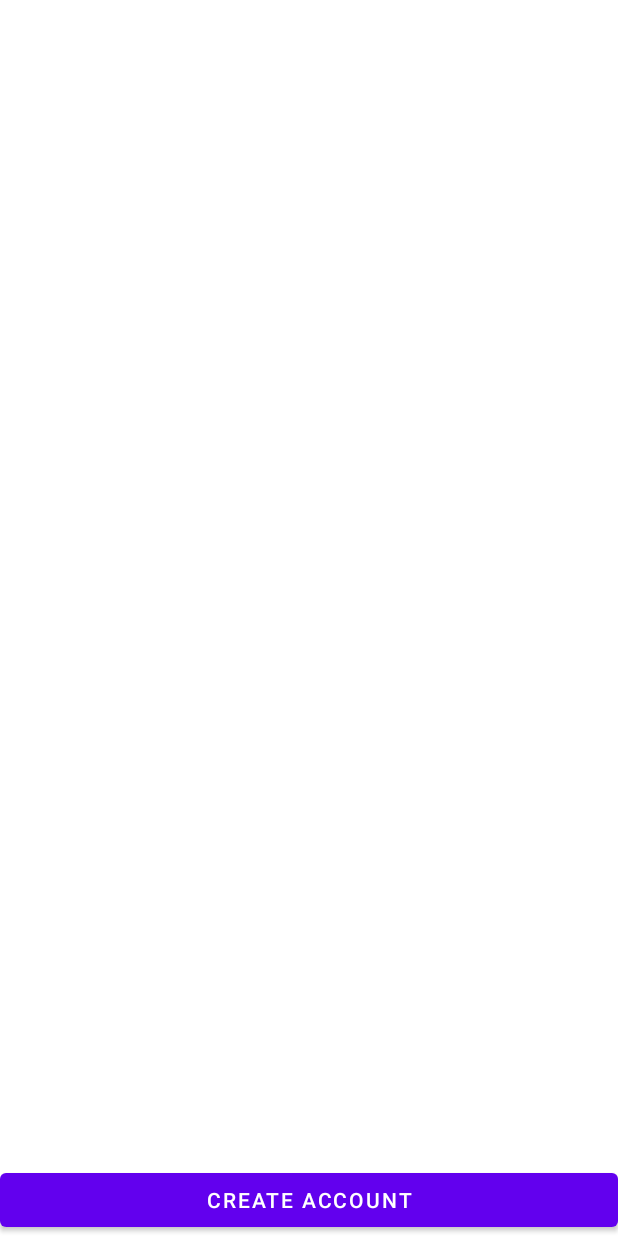
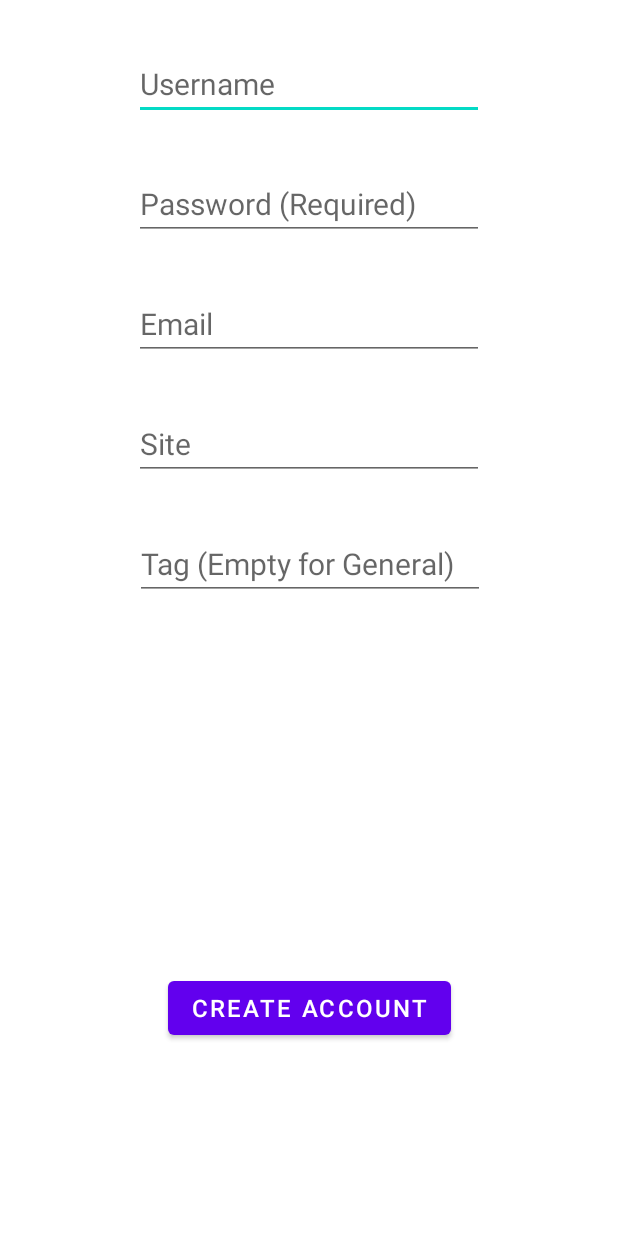
Before and after one commit to HarjotG/PasswordManager, an Android app: the Passwords screen opened directly, with no data from a screen before it, after a tap on "CREATE ACCOUNT", on a phone screen of 412 x 824 dp. Run offline under Robolectric (Android 15) with nearby library versions, the phone set to English and light mode, and no system bars.

Commit message:
Added functions to delete and add accounts

```diff
--- a/app/src/main/java/com/example/passwordmanager/DB.java
+++ b/app/src/main/java/com/example/passwordmanager/DB.java
@@ -9,6 +9,8 @@ import android.provider.BaseColumns;
 import android.util.Log;
 
 import static java.security.AccessController.getContext;
+
+import java.util.ArrayList;
 
 public class DB implements BaseColumns {
     private DBhelper dbHelper;
@@ -39,18 +41,17 @@ public class DB implements BaseColumns {
         values.put("Site", account.site);
         values.put("Tag", account.tag);
         return db.insert("accounts", null, values);
-
     }
 
     // return all accounts in the database ordered in descending order by TAG
-    public Account[] getAccounts() {
+    public ArrayList<Account> getAccounts() {
         SQLiteDatabase db = dbHelper.getReadableDatabase();
         Cursor cursor = db.query(SQL_TABLE_NAME, null, null, null, null, null, "Tag DESC", null);
-        Account[] accounts = new Account[cursor.getCount()];
+        ArrayList<Account> accounts = new ArrayList<>();
         int i = 0;
         while(cursor.moveToNext()) {
-            accounts[i] = new Account(cursor.getString(0), cursor.getString(1), cursor.getString(2), cursor.getString(3), cursor.getString(4), cursor.getString(5));
-            Log.d("ACCOUNT_DB", accounts[i].toString());
+            accounts.add( new Account(cursor.getString(0), cursor.getString(1), cursor.getString(2), cursor.getString(3), cursor.getString(4), cursor.getString(5)));
+            Log.d("ACCOUNT_DB", accounts.get(i).toString());
             i++;
         }
 
--- a/app/src/main/java/com/example/passwordmanager/MainActivity.java
+++ b/app/src/main/java/com/example/passwordmanager/MainActivity.java
@@ -109,7 +109,6 @@ public class MainActivity extends AppCompatActivity {
 
     }
 
-
     @RequiresApi(api = Build.VERSION_CODES.R)
     public void login(View view) {
         // prompt the user to authenticate
@@ -142,6 +141,4 @@ public class MainActivity extends AppCompatActivity {
         Intent intent = new Intent(this, Passwords.class);
         startActivity(intent);
     }
-
-
 }
--- a/app/src/main/java/com/example/passwordmanager/Passwords.java
+++ b/app/src/main/java/com/example/passwordmanager/Passwords.java
@@ -3,17 +3,27 @@ package com.example.passwordmanager;
 import static com.example.passwordmanager.DB.DATABASE_NAME;
 
 import androidx.appcompat.app.AppCompatActivity;
+import androidx.recyclerview.widget.LinearLayoutManager;
+import androidx.recyclerview.widget.RecyclerView;
 
+import android.app.Activity;
 import android.content.Intent;
 import android.os.Bundle;
 import android.util.Log;
 import android.view.View;
 import android.widget.Button;
+import android.widget.LinearLayout;
 import android.widget.TextView;
 
-public class Passwords extends AppCompatActivity {
+import java.util.ArrayList;
+
+public class Passwords extends AppCompatActivity  {
+    public static final String ACTIVITY_RESULT = "ACTIVITY_RESULT";
+    public static final int LAUNCH_SECOND_ACTIVITY = 1;
+
     private DB db;
-
+    private ArrayList<Account> accounts;
+    private AccountsAdapter accountAdapter;
     @Override
     protected void onCreate(Bundle savedInstanceState) {
         super.onCreate(savedInstanceState);
@@ -26,9 +36,18 @@ public class Passwords extends AppCompatActivity {
             }
         });
 
-        Passwords.this.deleteDatabase(DATABASE_NAME);
-        db = new DB(Passwords.this);
+        // DELETE DATABASE EACH OPEN FOR TESTING
+        //Passwords.this.deleteDatabase(DATABASE_NAME);
+        DB db = new DB(Passwords.this);
+        accounts = db.getAccounts();
+
         Log.d("password", "Password view created");
+
+        RecyclerView accountView = (RecyclerView) findViewById(R.id.account_view);
+        accountAdapter = new AccountsAdapter(accounts);
+        accountView.setAdapter(accountAdapter);
+        accountView.setLayoutManager(new LinearLayoutManager(this));
+
     }
     @Override
     protected void onDestroy() {
@@ -37,27 +56,27 @@ public class Passwords extends AppCompatActivity {
     }
 
     public void createAccount(View view) {
-        Account account = new Account("1", "Harjot", "pass123", "harjot123g@gmail.com", "test.com", "General");
-        long id = db.createAccount(account);
-        if(id == -1) {
-            Log.e("PASS_ACCOUNT1", "ERROR in adding new account to database");
-        }
-        Account[] accounts = db.getAccounts();
-        for(int i = 0; i < accounts.length; i++) {
-            Log.d("PASS_ACCOUNT2", accounts[i].toString());
-        }
+        Intent intent = new Intent(this, CreateAccount.class);
+        startActivityForResult(intent, LAUNCH_SECOND_ACTIVITY);
+    }
 
-        db.updateAccount(accounts[0], new Account("12321", "john", "passs12334", "", "", "General"));
-        accounts = db.getAccounts();
-        for(int i = 0; i < accounts.length; i++) {
-            Log.d("PASS_ACCOUNT3", accounts[i].toString());
-        }
-        if(accounts.length > 3) {
-            db.deleteAccount(accounts[1]);
-            accounts = db.getAccounts();
-            for(int i = 0; i < accounts.length; i++) {
-                Log.d("PASS_ACCOUNT4", accounts[i].toString());
+    @Override
+    protected void onActivityResult(int requestCode, int resultCode, Intent data) {
+        super.onActivityResult(requestCode, resultCode, data);
+
+        if (requestCode == LAUNCH_SECOND_ACTIVITY) {
+            if(resultCode == Activity.RESULT_OK){
+                String[] a = data.getStringArrayExtra(ACTIVITY_RESULT);
+                // I know this is ugly, but it is much easier than other methods
+                Account newacc = new Account(a[0], a[1], a[2], a[3], a[4], a[5]);
+                accounts.add(newacc);
+                for(int i = 0; i < accounts.size(); i++) {
+                    Log.d("PASSWORDS_ADDED", accounts.get(i).toString());
+                }
+                Log.d("PASSWORDS_ADDED", String.valueOf(accounts.size()));
+                accountAdapter.notifyItemInserted(accounts.size());
             }
+
         }
     }
 
--- /dev/null
+++ b/app/src/main/res/layout/activity_create_account.xml
@@ -0,0 +1,94 @@
+<?xml version="1.0" encoding="utf-8"?>
+<androidx.constraintlayout.widget.ConstraintLayout xmlns:android="http://schemas.android.com/apk/res/android"
+    xmlns:app="http://schemas.android.com/apk/res-auto"
+    xmlns:tools="http://schemas.android.com/tools"
+    android:layout_width="match_parent"
+    android:layout_height="match_parent"
+    tools:context=".CreateAccount">
+
+    <EditText
+        android:id="@+id/text_username"
+        android:layout_width="wrap_content"
+        android:layout_height="wrap_content"
+        android:layout_marginTop="32dp"
+        android:layout_marginBottom="32dp"
+        android:ems="10"
+        android:hint="@string/text_username"
+        android:inputType="textPersonName"
+        android:textSize="20sp"
+        app:layout_constraintBottom_toTopOf="@+id/text_password"
+        app:layout_constraintEnd_toEndOf="parent"
+        app:layout_constraintHorizontal_bias="0.5"
+        app:layout_constraintStart_toStartOf="parent"
+        app:layout_constraintTop_toTopOf="parent" />
+
+    <EditText
+        android:id="@+id/text_password"
+        android:layout_width="wrap_content"
+        android:layout_height="wrap_content"
+        android:layout_marginBottom="32dp"
+        android:ems="10"
+        android:hint="@string/text_password"
+        android:inputType="textPassword"
+        android:textSize="20sp"
+        app:layout_constraintBottom_toTopOf="@+id/text_email"
+        app:layout_constraintEnd_toEndOf="parent"
+        app:layout_constraintHorizontal_bias="0.5"
+        app:layout_constraintStart_toStartOf="parent"
+        app:layout_constraintTop_toBottomOf="@+id/text_username" />
+
+    <EditText
+        android:id="@+id/text_email"
+        android:layout_width="wrap_content"
+        android:layout_height="wrap_content"
+        android:layout_marginBottom="32dp"
+        android:ems="10"
+        android:hint="@string/text_email"
+        android:inputType="textEmailAddress"
+        android:textSize="20sp"
+        app:layout_constraintBottom_toTopOf="@+id/text_site"
+        app:layout_constraintEnd_toEndOf="parent"
+        app:layout_constraintHorizontal_bias="0.5"
+        app:layout_constraintStart_toStartOf="parent"
+        app:layout_constraintTop_toBottomOf="@+id/text_password" />
+
+    <EditText
+        android:id="@+id/text_site"
+        android:layout_width="wrap_content"
+        android:layout_height="wrap_content"
+        android:layout_marginBottom="32dp"
+        android:ems="10"
+        android:hint="@string/text_site"
+        android:inputType="textPersonName"
+        android:textSize="20sp"
+        app:layout_constraintBottom_toTopOf="@+id/text_tag"
+        app:layout_constraintEnd_toEndOf="parent"
+        app:layout_constraintHorizontal_bias="0.5"
+        app:layout_constraintStart_toStartOf="parent"
+        app:layout_constraintTop_toBottomOf="@+id/text_email" />
+
+    <EditText
+        android:id="@+id/text_tag"
+        android:layout_width="wrap_content"
+        android:layout_height="wrap_content"
+        android:layout_marginTop="32dp"
+        android:ems="10"
+        android:hint="@string/text_tag"
+        android:inputType="textPersonName"
+        android:textSize="20sp"
+        app:layout_constraintEnd_toEndOf="parent"
+        app:layout_constraintHorizontal_bias="0.502"
+        app:layout_constraintStart_toStartOf="parent"
+        app:layout_constraintTop_toBottomOf="@+id/text_site" />
+
+    <Button
+        android:id="@+id/button_addAccount"
+        android:layout_width="wrap_content"
+        android:layout_height="wrap_content"
+        android:layout_marginBottom="128dp"
+        android:text="@string/button_createAccount"
+        android:textSize="16sp"
+        app:layout_constraintBottom_toBottomOf="parent"
+        app:layout_constraintEnd_toEndOf="parent"
+        app:layout_constraintStart_toStartOf="parent" />
+</androidx.constraintlayout.widget.ConstraintLayout>
--- a/app/src/main/res/layout/activity_passwords.xml
+++ b/app/src/main/res/layout/activity_passwords.xml
@@ -5,15 +5,6 @@
     android:layout_width="match_parent"
     android:layout_height="match_parent"
     tools:context=".Passwords">
-
-    <androidx.recyclerview.widget.RecyclerView
-        android:id="@+id/recyclerView"
-        android:layout_width="0dp"
-        android:layout_height="0dp"
-        app:layout_constraintBottom_toTopOf="@+id/button_createaccount"
-        app:layout_constraintEnd_toEndOf="parent"
-        app:layout_constraintStart_toStartOf="parent"
-        app:layout_constraintTop_toTopOf="parent" />
 
     <Button
         android:id="@+id/button_createaccount"
@@ -23,4 +14,15 @@
         app:layout_constraintBottom_toBottomOf="parent"
         app:layout_constraintEnd_toEndOf="parent"
         app:layout_constraintStart_toStartOf="parent" />
+
+    <androidx.recyclerview.widget.RecyclerView
+        android:id="@+id/account_view"
+        android:layout_width="0dp"
+        android:layout_height="0dp"
+        android:layout_marginBottom="2dp"
+        app:layout_constraintBottom_toTopOf="@+id/button_createaccount"
+        app:layout_constraintEnd_toEndOf="parent"
+        app:layout_constraintStart_toStartOf="parent"
+        app:layout_constraintTop_toTopOf="parent" />
+
 </androidx.constraintlayout.widget.ConstraintLayout>
--- /dev/null
+++ b/app/src/main/res/menu/account_menu.xml
@@ -0,0 +1,7 @@
+<?xml version="1.0" encoding="utf-8"?>
+<menu xmlns:android="http://schemas.android.com/apk/res/android">
+    <item android:id="@+id/account_update"
+        android:title="@string/account_update" />
+    <item android:id="@+id/account_delete"
+        android:title="@string/account_delete" />
+</menu>
--- a/app/src/main/res/values/strings.xml
+++ b/app/src/main/res/values/strings.xml
@@ -1,6 +1,12 @@
 <resources>
     <string name="app_name">PasswordManager</string>
-    <string name="password_hint">Enter Password</string>
     <string name="button_login">Login</string>
     <string name="button_createAccount">Create Account</string>
+    <string name="text_username">Username</string>
+    <string name="text_password">Password (Required)</string>
+    <string name="text_email">Email</string>
+    <string name="text_site">Site</string>
+    <string name="text_tag">Tag (Empty for General)</string>
+    <string name="account_update">Update</string>
+    <string name="account_delete">Delete</string>
 </resources>
```
Also changed, not shown: app/src/main/AndroidManifest.xml (+8 -2 lines), app/src/main/java/com/example/passwordmanager/AccountView.java (added, +39 -0 lines), app/src/main/java/com/example/passwordmanager/AccountsAdapter.java (added, +156 -0 lines), app/src/main/java/com/example/passwordmanager/CreateAccount.java (added, +74 -0 lines), app/src/main/res/layout/activity_account_view.xml (added, +144 -0 lines), app/src/main/res/layout/item_account.xml (added, +33 -0 lines).
